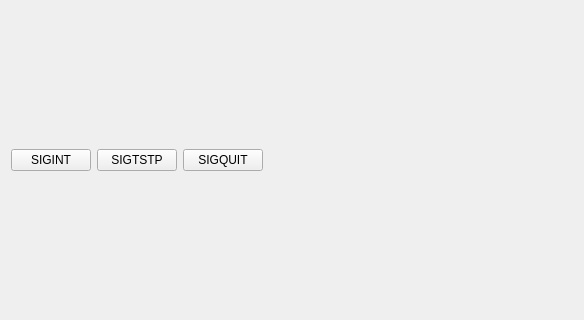
First picture: the form in src/widgets/terminalwidget.ui, repository N1vn0vem8er/8080ide, before the edit; both pictures show x 0 to 584 and y 96 to 416 of the 942 by 512 pixel window.
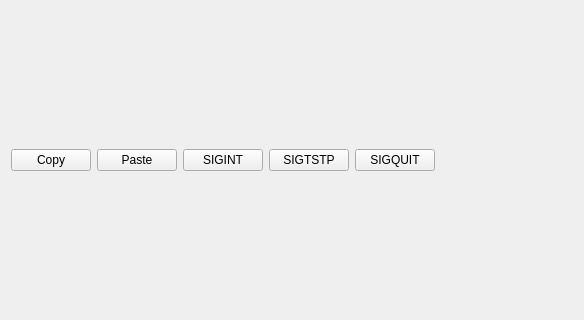
Second picture: the form after the edit.

Commit message: Added copy and paste buttons to terminalwidget

```diff
--- a/src/widgets/terminalwidget.ui
+++ b/src/widgets/terminalwidget.ui
@@ -19,6 +19,20 @@
   <layout class="QVBoxLayout" name="verticalLayout">
    <item>
     <layout class="QHBoxLayout" name="horizontalLayout">
+     <item>
+      <widget class="QPushButton" name="copyButton">
+       <property name="text">
+        <string>Copy</string>
+       </property>
+      </widget>
+     </item>
+     <item>
+      <widget class="QPushButton" name="pasteButton">
+       <property name="text">
+        <string>Paste</string>
+       </property>
+      </widget>
+     </item>
      <item>
       <widget class="QPushButton" name="intButton">
        <property name="text">
```
The commit also changes 1 other file.
